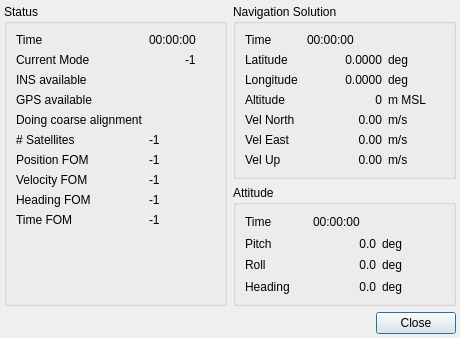
Above: src/hcrgui/CmigitsDetails.ui from NCAR/HCR_instrument before the change. Below: the same form after it.
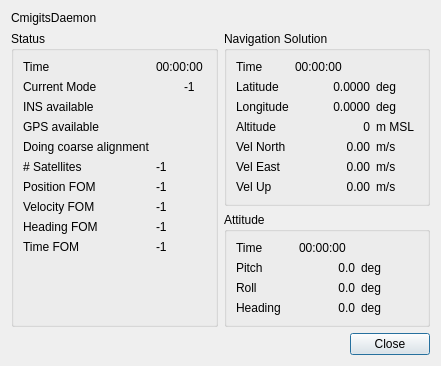
That is the form after the change. Icons and pictures are not drawn.

Commit message: Improved and made consistent the handling of daemon responsiveness in the global status lights and in the per-daemon details widgets.

The edit to the form file:
```diff
--- a/src/hcrgui/CmigitsDetails.ui
+++ b/src/hcrgui/CmigitsDetails.ui
@@ -6,18 +6,27 @@
    <rect>
     <x>0</x>
     <y>0</y>
-    <width>460</width>
-    <height>338</height>
+    <width>441</width>
+    <height>348</height>
    </rect>
   </property>
   <property name="windowTitle">
    <string>C-MIGITS Status</string>
   </property>
   <layout class="QGridLayout" name="gridLayout">
+   <item row="2" column="0" colspan="2">
+    <widget class="QFrame" name="infoFrame">
+     <property name="frameShape">
+      <enum>QFrame::NoFrame</enum>
+     </property>
+     <property name="frameShadow">
+      <enum>QFrame::Raised</enum>
+     </property>
+     <layout class="QHBoxLayout" name="horizontalLayout_2">
    <property name="margin">
-    <number>4</number>
-   </property>
-   <item row="0" column="0">
+       <number>0</number>
+      </property>
+      <item>
     <widget class="QGroupBox" name="statusBox">
      <property name="sizePolicy">
       <sizepolicy hsizetype="MinimumExpanding" vsizetype="Preferred">
@@ -273,7 +282,7 @@
      </layout>
     </widget>
    </item>
-   <item row="0" column="1">
+      <item>
     <widget class="QFrame" name="frame">
      <property name="frameShape">
       <enum>QFrame::NoFrame</enum>
@@ -661,7 +670,10 @@
      </layout>
     </widget>
    </item>
-   <item row="1" column="1">
+     </layout>
+    </widget>
+   </item>
+   <item row="3" column="1">
     <widget class="QDialogButtonBox" name="buttonBox">
      <property name="orientation">
       <enum>Qt::Horizontal</enum>
@@ -671,6 +683,13 @@
      </property>
     </widget>
    </item>
+   <item row="1" column="0" colspan="2">
+    <widget class="QLabel" name="daemonRespondingLabel">
+     <property name="text">
+      <string>CmigitsDaemon</string>
+     </property>
+    </widget>
+   </item>
   </layout>
  </widget>
  <resources>
```
Lines whose indentation alone changed are shown as unchanged. The commit also changes 18 other files.
